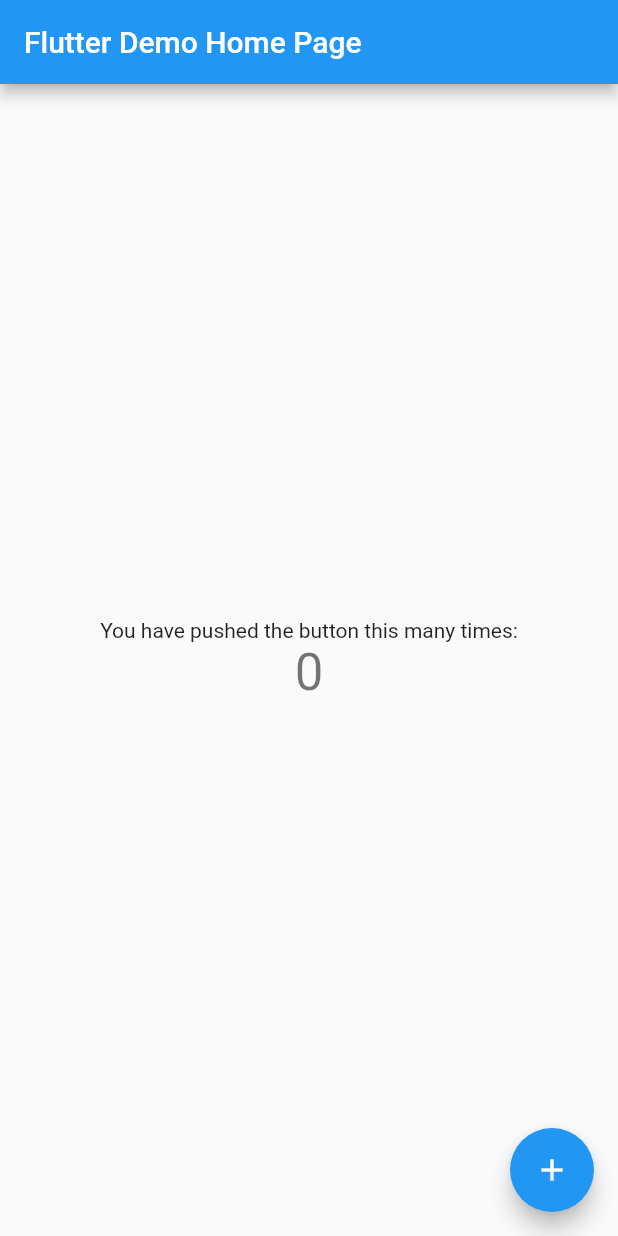
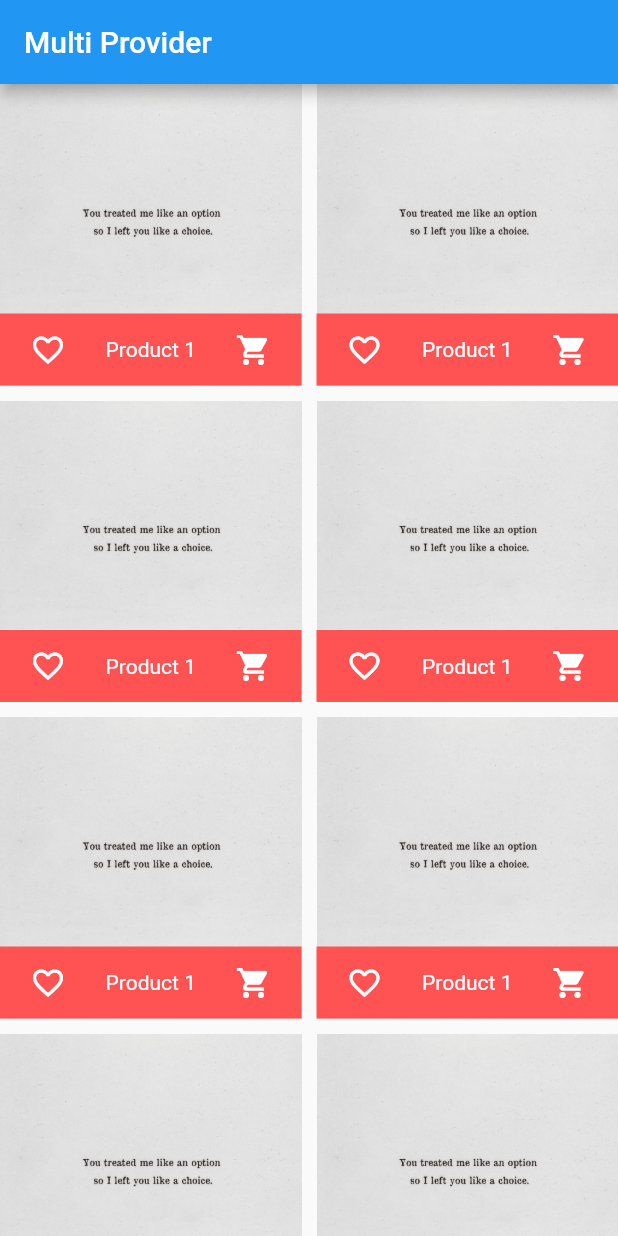
Before and after one commit to dimaszulfa/multiprovider, a Flutter app: the screen it shows after launch, on a phone screen of 412 x 824 dp. Run offline on Flutter 3.47's test engine with Material 2 defaults, Android fonts, the phone set to English and light mode, and no system bars.

Commit message:
gridview builder, gridtile, gridtilebar

```diff
--- a/lib/main.dart
+++ b/lib/main.dart
@@ -1,115 +1,52 @@
+import 'dart:developer';
+
 import 'package:flutter/material.dart';
 
 void main() {
-  runApp(const MyApp());
+  runApp(MyApp());
 }
 
 class MyApp extends StatelessWidget {
-  const MyApp({super.key});
-
-  // This widget is the root of your application.
   @override
   Widget build(BuildContext context) {
-    return MaterialApp(
-      title: 'Flutter Demo',
-      theme: ThemeData(
-        // This is the theme of your application.
-        //
-        // Try running your application with "flutter run". You'll see the
-        // application has a blue toolbar. Then, without quitting the app, try
-        // changing the primarySwatch below to Colors.green and then invoke
-        // "hot reload" (press "r" in the console where you ran "flutter run",
-        // or simply save your changes to "hot reload" in a Flutter IDE).
-        // Notice that the counter didn't reset back to zero; the application
-        // is not restarted.
-        primarySwatch: Colors.blue,
-      ),
-      home: const MyHomePage(title: 'Flutter Demo Home Page'),
-    );
+    return MaterialApp(home: MyHomeApp());
   }
 }
 
-class MyHomePage extends StatefulWidget {
-  const MyHomePage({super.key, required this.title});
-
-  // This widget is the home page of your application. It is stateful, meaning
-  // that it has a State object (defined below) that contains fields that affect
-  // how it looks.
-
-  // This class is the configuration for the state. It holds the values (in this
-  // case the title) provided by the parent (in this case the App widget) and
-  // used by the build method of the State. Fields in a Widget subclass are
-  // always marked "final".
-
-  final String title;
-
-  @override
-  State<MyHomePage> createState() => _MyHomePageState();
-}
-
-class _MyHomePageState extends State<MyHomePage> {
-  int _counter = 0;
-
-  void _incrementCounter() {
-    setState(() {
-      // This call to setState tells the Flutter framework that something has
-      // changed in this State, which causes it to rerun the build method below
-      // so that the display can reflect the updated values. If we changed
-      // _counter without calling setState(), then the build method would not be
-      // called again, and so nothing would appear to happen.
-      _counter++;
-    });
-  }
-
+class MyHomeApp extends StatelessWidget {
   @override
   Widget build(BuildContext context) {
-    // This method is rerun every time setState is called, for instance as done
-    // by the _incrementCounter method above.
-    //
-    // The Flutter framework has been optimized to make rerunning build methods
-    // fast, so that you can just rebuild anything that needs updating rather
-    // than having to individually change instances of widgets.
     return Scaffold(
-      appBar: AppBar(
-        // Here we take the value from the MyHomePage object that was created by
-        // the App.build method, and use it to set our appbar title.
-        title: Text(widget.title),
-      ),
-      body: Center(
-        // Center is a layout widget. It takes a single child and positions it
-        // in the middle of the parent.
-        child: Column(
-          // Column is also a layout widget. It takes a list of children and
-          // arranges them vertically. By default, it sizes itself to fit its
-          // children horizontally, and tries to be as tall as its parent.
-          //
-          // Invoke "debug painting" (press "p" in the console, choose the
-          // "Toggle Debug Paint" action from the Flutter Inspector in Android
-          // Studio, or the "Toggle Debug Paint" command in Visual Studio Code)
-          // to see the wireframe for each widget.
-          //
-          // Column has various properties to control how it sizes itself and
-          // how it positions its children. Here we use mainAxisAlignment to
-          // center the children vertically; the main axis here is the vertical
-          // axis because Columns are vertical (the cross axis would be
-          // horizontal).
-          mainAxisAlignment: MainAxisAlignment.center,
-          children: <Widget>[
-            const Text(
-              'You have pushed the button this many times:',
-            ),
-            Text(
-              '$_counter',
-              style: Theme.of(context).textTheme.headlineMedium,
-            ),
-          ],
-        ),
-      ),
-      floatingActionButton: FloatingActionButton(
-        onPressed: _incrementCounter,
-        tooltip: 'Increment',
-        child: const Icon(Icons.add),
-      ), // This trailing comma makes auto-formatting nicer for build methods.
-    );
+        appBar: AppBar(title: Text("Multi Provider")),
+        body: GridView.builder(
+          itemCount: 100,
+          gridDelegate: SliverGridDelegateWithFixedCrossAxisCount(
+              crossAxisCount: 2, mainAxisSpacing: 10, crossAxisSpacing: 10),
+          itemBuilder: (context, index) {
+            return GridTile(
+              child: Container(
+                child: Image.asset("image/qt.jpg"),
+              ),
+              footer: GridTileBar(
+                backgroundColor: Colors.redAccent,
+                title: Text(
+                  "Product 1",
+                  textAlign: TextAlign.center,
+                ),
+                leading: IconButton(
+                    onPressed: () {
+                      log("fav");
+                    },
+                    icon: Icon(Icons.favorite_border_outlined)),
+                trailing: IconButton(
+                  icon: Icon(Icons.shopping_cart),
+                  onPressed: () {
+                    log("cart");
+                  },
+                ),
+              ),
+            );
+          },
+        ));
   }
 }
```
Also changed, not shown: pubspec.yaml (+9 -22 lines), image/qt.jpg (added), pubspec.lock, 1 other file.
